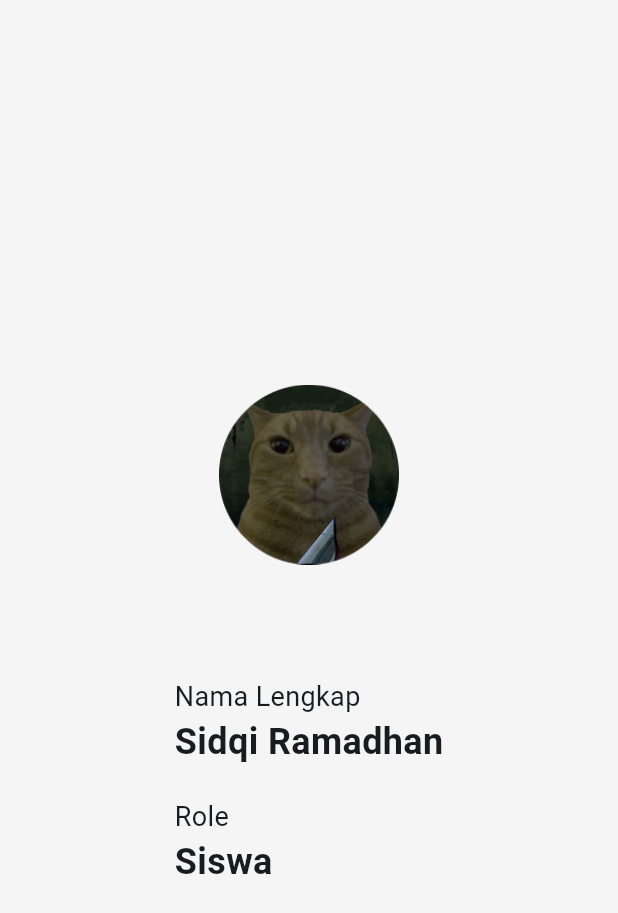
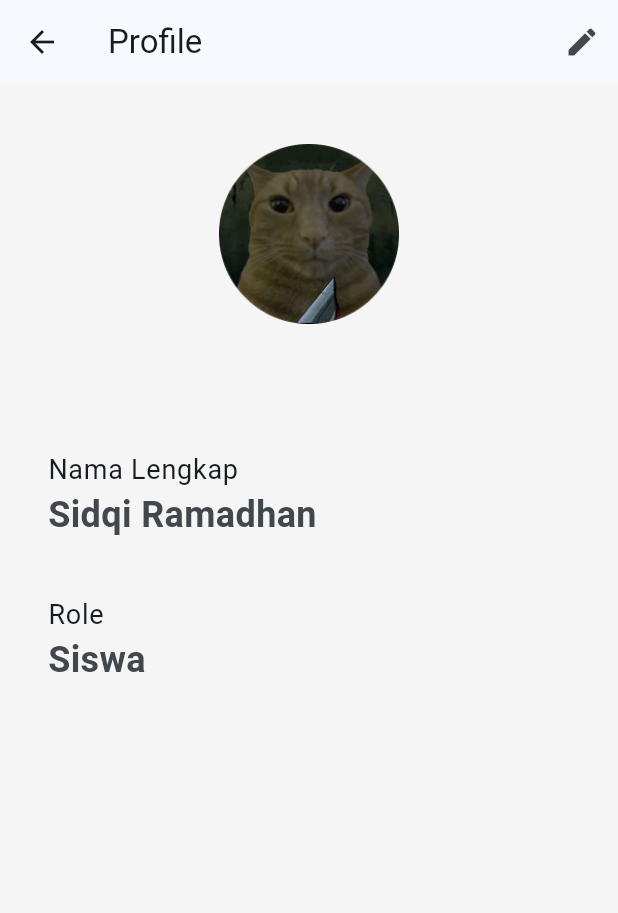
Before and after one commit to sidqiarasyid/cbt_app, a Flutter app: the ProfilePage screen opened directly, on a phone screen of 412 x 824 dp. Shown: the top 913 px of the screen. Run offline on Flutter 3.47's test engine with Material 3 defaults, Android fonts, the phone set to English and light mode, and no system bars.

Commit message:
Tambah edit dan snackbar pada Profile.

```diff
--- a/lib/pages/profile_page.dart
+++ b/lib/pages/profile_page.dart
@@ -1,59 +1,167 @@
 import 'package:flutter/material.dart';
 
-class ProfilePage extends StatelessWidget {
+class ProfilePage extends StatefulWidget {
   const ProfilePage({super.key});
+
+  @override
+  State<ProfilePage> createState() => _ProfilePageState();
+}
+
+class _ProfilePageState extends State<ProfilePage> {
+  final _formKey = GlobalKey<FormState>();
+  final TextEditingController _nameController = TextEditingController();
+  final TextEditingController _roleController = TextEditingController();
+  bool _isEditing = false;
+
+  @override
+  void initState() {
+    super.initState();
+    _nameController.text = "Sidqi Ramadhan";
+    _roleController.text = "Siswa";
+  }
+
+  void _toggleEdit() {
+    setState(() {
+      _isEditing = !_isEditing;
+    });
+  }
+
+  Future<void> _saveChanges() async {
+    if (_formKey.currentState!.validate()) {
+      // confirmation dialog
+      final bool? confirm = await showDialog<bool>(
+        context: context,
+        builder: (BuildContext context) {
+          return AlertDialog(
+            title: const Text('Save Changes'),
+            content: const Text(
+              'Apakah anda yakin untuk menyimpan profil ini?',
+            ),
+            actions: [
+              TextButton(
+                onPressed: () => Navigator.of(context).pop(false),
+                child: const Text('Cancel'),
+              ),
+              TextButton(
+                onPressed: () => Navigator.of(context).pop(true),
+                child: const Text('Save'),
+              ),
+            ],
+          );
+        },
+      );
+
+      if (confirm == true) {
+        _toggleEdit();
+
+        // success snackbar
+        ScaffoldMessenger.of(context).showSnackBar(
+          const SnackBar(
+            content: Text('Profile updated successfully'),
+            backgroundColor: Colors.green,
+            duration: Duration(seconds: 2),
+          ),
+        );
+      }
+    }
+  }
+
+  @override
+  void dispose() {
+    _nameController.dispose();
+    _roleController.dispose();
+    super.dispose();
+  }
 
   @override
   Widget build(BuildContext context) {
     return Scaffold(
       backgroundColor: Colors.grey[100],
+      appBar: AppBar(
+        title: const Text('Profile'),
+        actions: [
+          IconButton(
+            icon: Icon(_isEditing ? Icons.save : Icons.edit),
+            onPressed: _isEditing ? _saveChanges : _toggleEdit,
+          ),
+        ],
+      ),
       body: SafeArea(
-        child: Center(
-          child: Padding(
-            padding: const EdgeInsets.all(16.0),
+        child: SingleChildScrollView(
+          padding: const EdgeInsets.all(16.0),
+          child: Form(
+            key: _formKey,
             child: Column(
-              mainAxisAlignment: MainAxisAlignment.center,
               children: [
                 const SizedBox(height: 24),
-                Image(
+                const Image(
                   image: AssetImage('assets/images/profile.png'),
                   height: 120,
                 ),
-                SizedBox(height: 75),
-                Column(
-                  crossAxisAlignment: CrossAxisAlignment.start,
-                  children: [
-                    Text(
+                const SizedBox(height: 75),
+                if (_isEditing) ...[
+                  TextFormField(
+                    controller: _nameController,
+                    decoration: const InputDecoration(
+                      labelText: 'Nama Lengkap',
+                      border: OutlineInputBorder(),
+                    ),
+                    validator: (value) {
+                      if (value == null || value.isEmpty) {
+                        return 'Nama tidak boleh kosong';
+                      }
+                      return null;
+                    },
+                  ),
+                  const SizedBox(height: 20),
+                  TextFormField(
+                    controller: _roleController,
+                    decoration: const InputDecoration(
+                      labelText: 'Role',
+                      border: OutlineInputBorder(),
+                    ),
+                    validator: (value) {
+                      if (value == null || value.isEmpty) {
+                        return 'Role tidak boleh kosong';
+                      }
+                      return null;
+                    },
+                  ),
+                ] else ...[
+                  ListTile(
+                    title: const Text(
                       'Nama Lengkap',
                       style: TextStyle(
                         fontSize: 18,
                         fontWeight: FontWeight.w400,
                       ),
                     ),
-                    Text(
-                      'Sidqi Ramadhan',
-                      style: TextStyle(
+                    subtitle: Text(
+                      _nameController.text,
+                      style: const TextStyle(
                         fontSize: 24,
                         fontWeight: FontWeight.w600,
                       ),
                     ),
-                    SizedBox(height: 20),
-                    Text(
+                  ),
+                  const SizedBox(height: 20),
+                  ListTile(
+                    title: const Text(
                       'Role',
                       style: TextStyle(
                         fontSize: 18,
                         fontWeight: FontWeight.w400,
                       ),
                     ),
-                    Text(
-                      'Siswa',
-                      style: TextStyle(
+                    subtitle: Text(
+                      _roleController.text,
+                      style: const TextStyle(
                         fontSize: 24,
                         fontWeight: FontWeight.w600,
                       ),
                     ),
-                  ],
-                ),
+                  ),
+                ],
               ],
             ),
           ),
```
